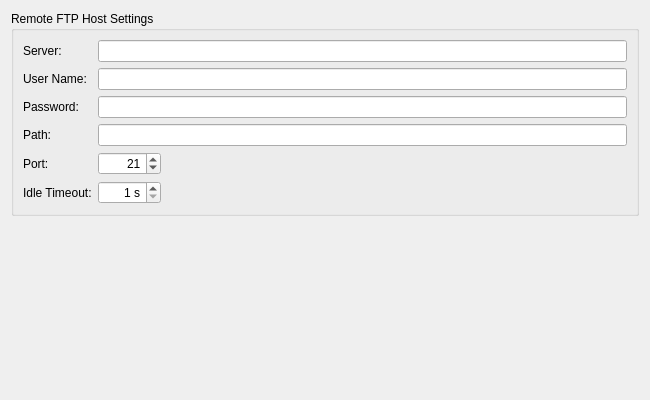
The window that Helpviewer/Sync/SyncFtpSettingsPage.ui (testmana2/test) describes before a commit, drawn with Qt 5.
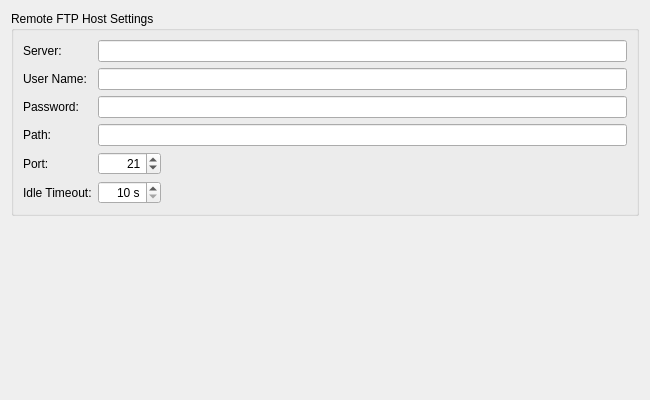
The same window after the commit.

Commit message: Corrected the lowest FTP sync idle timeout value and did the translations.

```diff
--- a/Helpviewer/Sync/SyncFtpSettingsPage.ui
+++ b/Helpviewer/Sync/SyncFtpSettingsPage.ui
@@ -140,7 +140,7 @@
          <string> s</string>
         </property>
         <property name="minimum">
-         <number>1</number>
+         <number>10</number>
         </property>
         <property name="maximum">
          <number>3600</number>
```
The commit also changes 2 other files.
